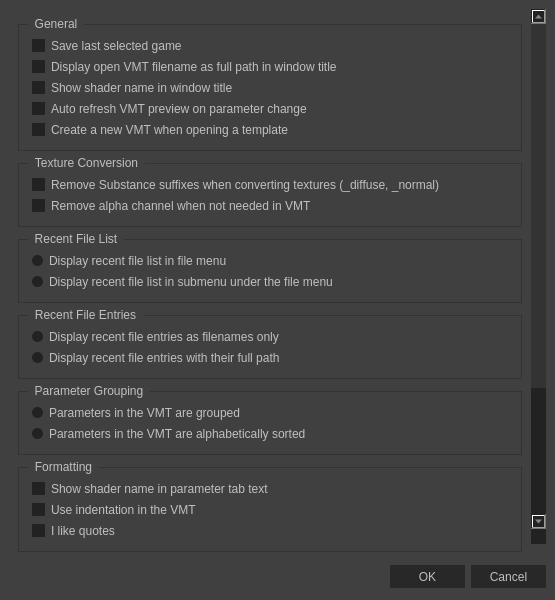
Qt form ui/optionsdialog.ui (Dima-369/VMT-Editor) before a commit.
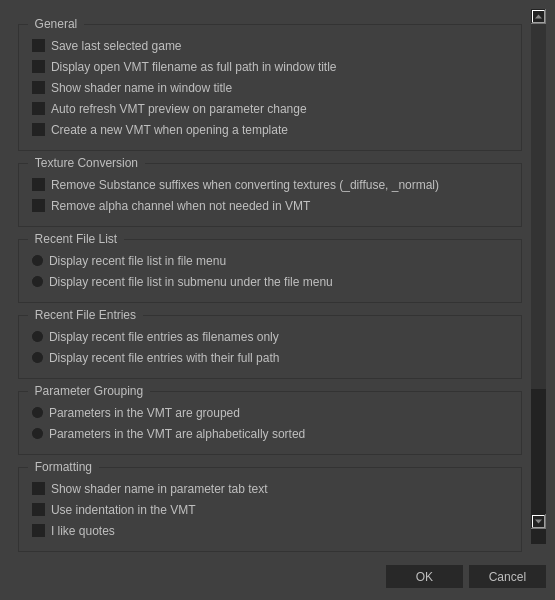
The same form after that commit. Icons and pictures are not drawn.

```diff
--- a/ui/optionsdialog.ui
+++ b/ui/optionsdialog.ui
@@ -424,12 +424,13 @@
 {
     color: silver;
     background-color: #282828;
-    border-width: 0px;
+    border-width: 1px;
     border-color: #282828;
     border-style: solid;
-    padding-top: 5px;
+    padding-top: 2px;
 	min-width: 65px;
-    padding-bottom: 5px;
+	min-height: 17px;
+    padding-bottom: 2px;
     padding-left: 5px;
     padding-right: 5px;
    
@@ -438,12 +439,13 @@
 QPushButton:disabled
 {
     background-color:#505050;
-    border-width: 0px;
+    border-width: 1px;
     border-color: #505050;
     border-style: solid;
-    padding-top: 5px;
-    padding-bottom: 5px;
+    padding-top: 2px;
+    padding-bottom: 2px;
 	min-width: 65px;
+	min-height: 17px;
     padding-left: 5px;
     padding-right: 5px;
     color: #3A3939;
@@ -461,6 +463,14 @@
 	border-color: #151515
 }
 
+QPushButton:pressed
+{
+    background-color: #333;
+	border-color: #333;
+	border-width: 1px;
+}
+
+
 QComboBox
 {
     selection-background-color: #222;
@@ -534,11 +544,6 @@
     image: url(:/images/qss/gopen.png);
 }
 
-QPushButton:pressed
-{
-    background-color: #111;
-}
-
 /* Spinboxes */
 
 QAbstractSpinBox {
```
Left out of the diff: 23 changed lines with no effect on the pictures.
